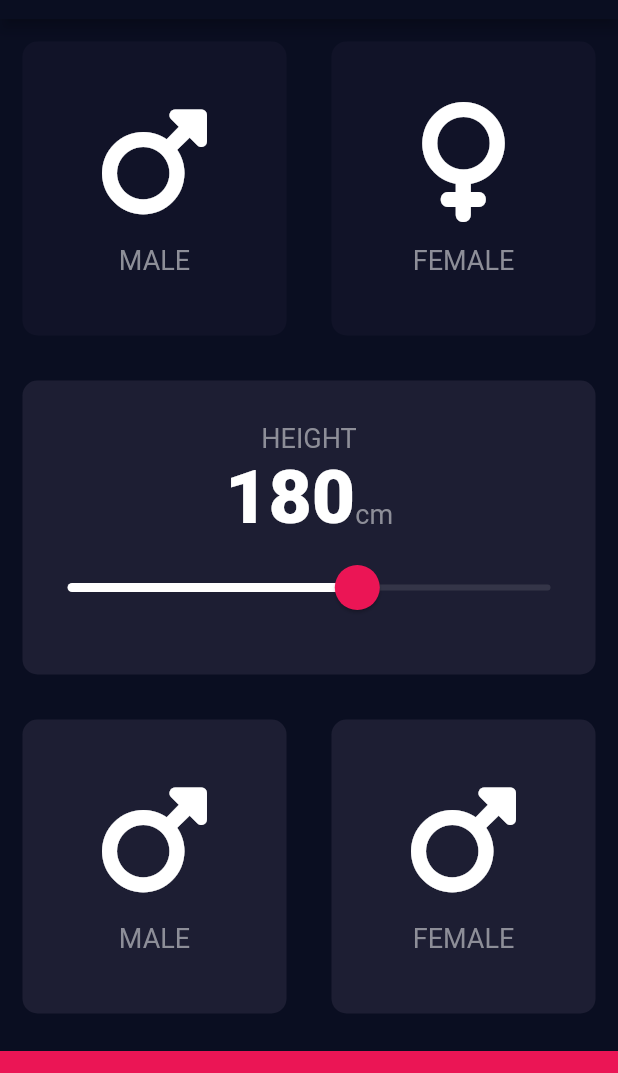
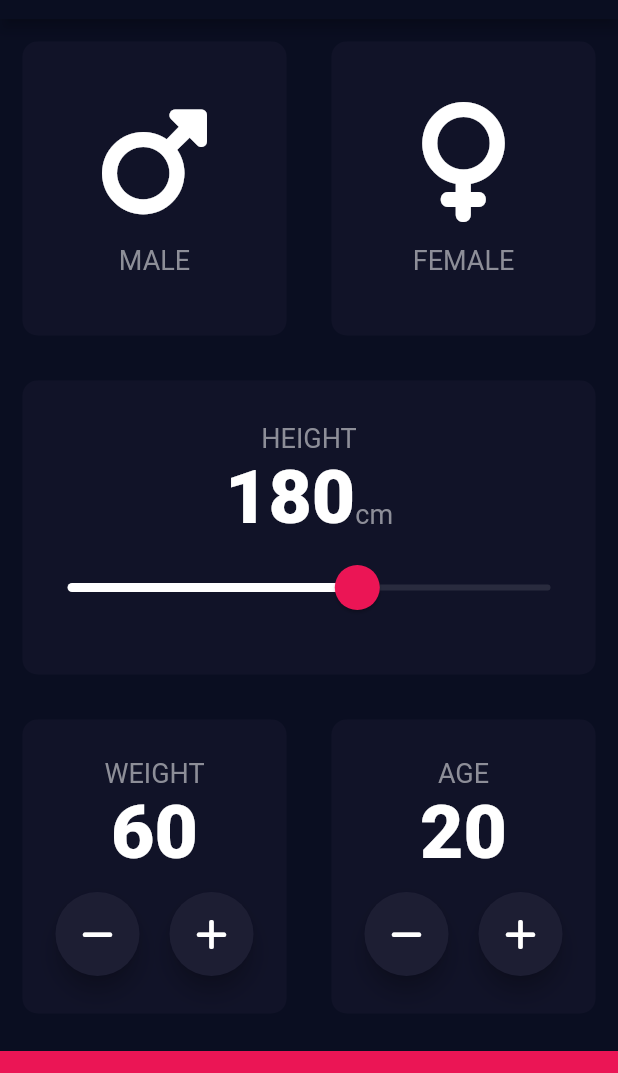
Before and after one commit to sinh3008/lab_07_bmi_caculator, a Flutter app: the screen it shows after launch, on a phone screen of 412 x 824 dp, the part 65-1138 px from its top. Run offline on Flutter 3.47's test engine with Material 2 defaults, Android fonts, the phone set to English and light mode, and no system bars; our stand-ins replace font_awesome_flutter.

Commit message:
custom floating action button and use

```diff
--- a/lib/screen/input_screen.dart
+++ b/lib/screen/input_screen.dart
@@ -17,6 +17,9 @@
   int height = 180;
 
   Gender? selectedGender;
+
+  int weight = 60;
+  int age = 20;
 
   @override
   Widget build(BuildContext context) {
@@ -110,7 +113,7 @@
                   ),
                 ],
               ),
-              colour: kActiveCardColor,
+              colour: kInActiveCardColor,
             ),
           ),
           Expanded(
@@ -123,9 +126,47 @@
                         selectedGender = Gender.male;
                       });
                     },
-                    cardChild: IconContent(
-                        iconData: FontAwesomeIcons.mars, label: 'MALE'),
-                    colour: kActiveCardColor,
+                    cardChild: Column(
+                      mainAxisAlignment: MainAxisAlignment.center,
+                      children: [
+                        Text(
+                          'WEIGHT',
+                          style: kLabelTextStyle,
+                        ),
+                        Text(
+                          weight.toString(),
+                          style: kNumberTextStyle,
+                        ),
+                        SizedBox(
+                          height: 10,
+                        ),
+                        Row(
+                          mainAxisAlignment: MainAxisAlignment.center,
+                          children: [
+                            RoundIconButton(
+                              icon: FontAwesomeIcons.minus,
+                              onPress: () {
+                                setState(() {
+                                  weight--;
+                                });
+                              },
+                            ),
+                            SizedBox(
+                              width: 20,
+                            ),
+                            RoundIconButton(
+                              icon: FontAwesomeIcons.plus,
+                              onPress: () {
+                                setState(() {
+                                  weight++;
+                                });
+                              },
+                            ),
+                          ],
+                        ),
+                      ],
+                    ),
+                    colour: kInActiveCardColor,
                   ),
                 ),
                 Expanded(
@@ -135,9 +176,47 @@
                         selectedGender = Gender.female;
                       });
                     },
-                    cardChild: IconContent(
-                        iconData: FontAwesomeIcons.mars, label: 'FEMALE'),
-                    colour: kActiveCardColor,
+                    cardChild: Column(
+                      mainAxisAlignment: MainAxisAlignment.center,
+                      children: [
+                        Text(
+                          'AGE',
+                          style: kLabelTextStyle,
+                        ),
+                        Text(
+                          age.toString(),
+                          style: kNumberTextStyle,
+                        ),
+                        SizedBox(
+                          height: 10,
+                        ),
+                        Row(
+                          mainAxisAlignment: MainAxisAlignment.center,
+                          children: [
+                            RoundIconButton(
+                              icon: FontAwesomeIcons.minus,
+                              onPress: () {
+                                setState(() {
+                                  age--;
+                                });
+                              },
+                            ),
+                            SizedBox(
+                              width: 20,
+                            ),
+                            RoundIconButton(
+                              icon: FontAwesomeIcons.plus,
+                              onPress: () {
+                                setState(() {
+                                  age++;
+                                });
+                              },
+                            ),
+                          ],
+                        ),
+                      ],
+                    ),
+                    colour: kInActiveCardColor,
                   ),
                 ),
               ],
@@ -154,3 +233,26 @@
     );
   }
 }
+
+class RoundIconButton extends StatelessWidget {
+  // final Widget child;
+  // RoundIconButton({required this.child});
+
+  //hoặc
+  final IconData icon;
+  final Function() onPress;
+
+  RoundIconButton({required this.icon, required this.onPress});
+
+  @override
+  Widget build(BuildContext context) {
+    return RawMaterialButton(
+      child: Icon(icon),
+      elevation: 6.0,
+      constraints: BoxConstraints.tightFor(width: 56, height: 56),
+      onPressed: onPress,
+      shape: CircleBorder(),
+      fillColor: kActiveCardColor,
+    );
+  }
+}
```
